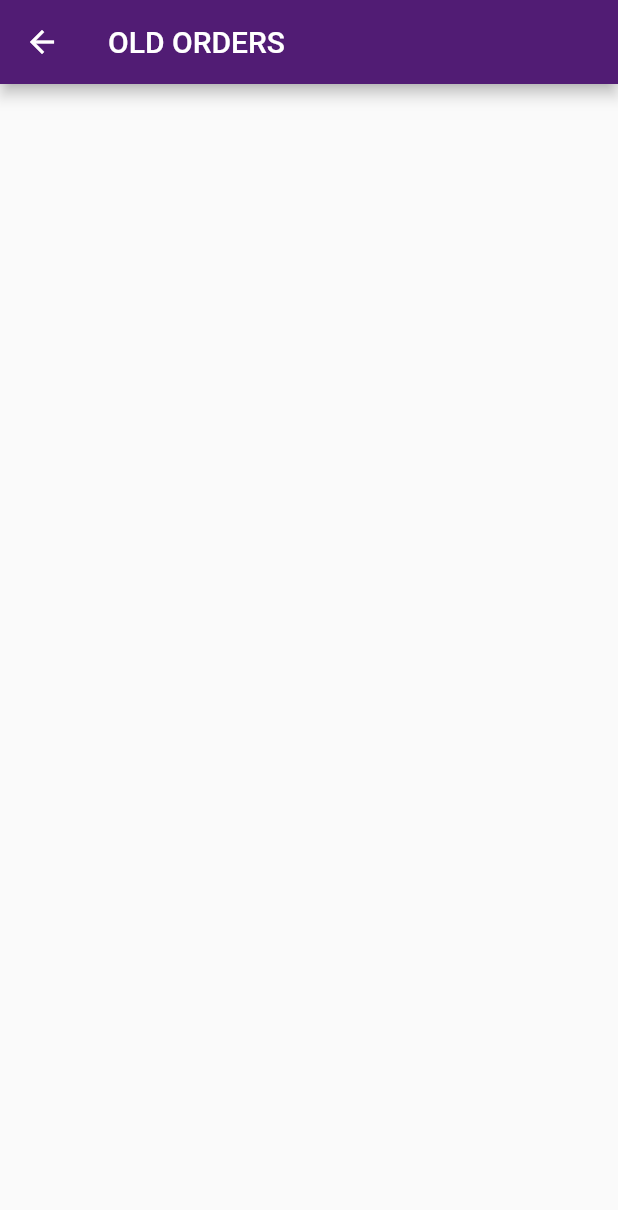
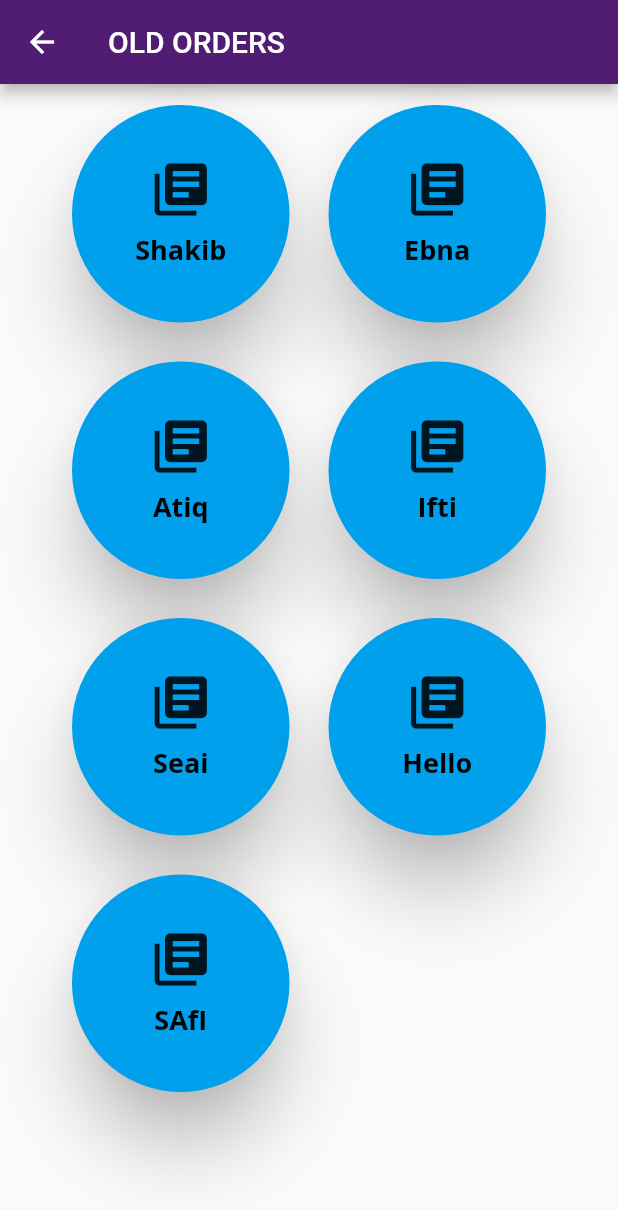
Before and after one commit to Shakibea/nbt, a Flutter app: the POListScreen screen opened by its route, after a tap on "Old Order", on a phone screen of 412 x 824 dp. Shown: the top 1210 px of the screen. Run offline on Flutter 3.47's test engine with Material 2 defaults, Android fonts, the phone set to English and light mode, and no system bars; our stand-ins replace google_fonts.

Commit message:
new added

```diff
--- a/lib/providers/transactions.dart
+++ b/lib/providers/transactions.dart
@@ -7,7 +7,7 @@ class Transactions with ChangeNotifier {
     Transaction(
       id: '101',
       productName: 'Shakib',
-      partyName: 'SEAI',
+      partyName: 'Shakib',
       factoryName: 'Super Kid',
       address: 'address',
       quantity: '1.2 MT',
@@ -18,7 +18,7 @@ class Transactions with ChangeNotifier {
     Transaction(
       id: '102',
       productName: 'kib',
-      partyName: 'SAI',
+      partyName: 'Ebna',
       factoryName: 'Super',
       address: 'address 2',
       quantity: '1.5 MT',
@@ -29,7 +29,7 @@ class Transactions with ChangeNotifier {
     Transaction(
       id: '103',
       productName: 'kib',
-      partyName: 'SAI',
+      partyName: 'Atiq',
       factoryName: 'Super',
       address: 'address 2',
       quantity: '1.5 MT',
@@ -40,7 +40,7 @@ class Transactions with ChangeNotifier {
     Transaction(
       id: '104',
       productName: 'kib',
-      partyName: 'SAI',
+      partyName: 'Ifti',
       factoryName: 'Super',
       address: 'address 2',
       quantity: '1.5 MT',
@@ -51,7 +51,7 @@ class Transactions with ChangeNotifier {
     Transaction(
       id: '105',
       productName: 'kib',
-      partyName: 'SAI',
+      partyName: 'Seai',
       factoryName: 'Super',
       address: 'address 2',
       quantity: '1.5 MT',
@@ -62,7 +62,7 @@ class Transactions with ChangeNotifier {
     Transaction(
       id: '105',
       productName: 'kib',
-      partyName: 'SAI',
+      partyName: 'Hello',
       factoryName: 'Super',
       address: 'address 2',
       quantity: '1.5 MT',
@@ -73,7 +73,7 @@ class Transactions with ChangeNotifier {
     Transaction(
       id: '105',
       productName: 'kib',
-      partyName: 'SAI',
+      partyName: 'SAfI',
       factoryName: 'Super',
       address: 'address 2',
       quantity: '1.5 MT',
--- a/lib/screens/old_orders_screen.dart
+++ b/lib/screens/old_orders_screen.dart
@@ -1,5 +1,8 @@
 import 'package:flutter/material.dart';
+import 'package:provider/provider.dart';
+import 'package:google_fonts/google_fonts.dart';
 
+import '../providers/transactions.dart';
 import '../widgets/app_bar_functions.dart';
 
 class OldOrdersScreen extends StatelessWidget {
@@ -9,8 +12,94 @@ class OldOrdersScreen extends StatelessWidget {
 
   @override
   Widget build(BuildContext context) {
+    final orders = Provider.of<Transactions>(context);
     return Scaffold(
       appBar: appBarForNewOrder('OLD ORDERS'),
+      body: GridView.count(
+          childAspectRatio: 1.0,
+          padding: const EdgeInsets.symmetric(vertical: 10, horizontal: 44),
+          crossAxisCount: 2,
+          crossAxisSpacing: 18,
+          mainAxisSpacing: 18,
+          children: orders.transactions.map((item) {
+            return Card(
+              elevation: 20,
+              //todo
+              color: const Color(0xff00A0EC),
+              shape: RoundedRectangleBorder(
+                borderRadius: BorderRadius.circular(90),
+              ),
+              child: InkWell(
+                onTap: () {
+                  if (item.partyName == 'New Orders') {
+                    //todo
+                    // Navigator.pushNamed(
+                    //   context,
+                    //   POListScreen.routeName,
+                    // );
+                  }
+                  if (item.partyName == 'Accounts') {
+                    //todo
+                    // Navigator.pushNamed(
+                    //   context,
+                    //   NewOrdersScreen.routeName,
+                    // );
+                  }
+                },
+                child: Container(
+                  // decoration: BoxDecoration(
+                  //     color: Color(color),
+                  //     borderRadius: BorderRadius.circular(50)),
+                  child: Column(
+                    mainAxisAlignment: MainAxisAlignment.center,
+                    children: <Widget>[
+                      const Icon(
+                        Icons.library_books,
+                        size: 42,
+                      ),
+                      const SizedBox(
+                        height: 7,
+                      ),
+                      Text(
+                        item.partyName,
+                        style: GoogleFonts.openSans(
+                            textStyle: const TextStyle(
+                                color: Colors.black,
+                                fontSize: 18,
+                                fontWeight: FontWeight.w700)),
+                      ),
+
+                      /*SUBTITLE WITH SIZE BOX*/
+                      // const SizedBox(
+                      //   height: 4,
+                      // ),
+                      // Text(
+                      //   item.subtitle,
+                      //   style: GoogleFonts.openSans(
+                      //       textStyle: const TextStyle(
+                      //           color: Colors.white38,
+                      //           fontSize: 10,
+                      //           fontWeight: FontWeight.w600)),
+                      // ),
+                      // const SizedBox(
+                      //   height: 7,
+                      // ),
+
+                      /*EVENT*/
+                      // Text(
+                      //   item.event,
+                      //   style: GoogleFonts.openSans(
+                      //       textStyle: const TextStyle(
+                      //           color: Colors.white70,
+                      //           fontSize: 11,
+                      //           fontWeight: FontWeight.w600)),
+                      // ),
+                    ],
+                  ),
+                ),
+              ),
+            );
+          }).toList()),
     );
   }
 }
--- a/lib/widgets/new_transaction.dart
+++ b/lib/widgets/new_transaction.dart
@@ -73,8 +73,8 @@ class _NewTransactionState extends State<NewTransaction> {
           crossAxisAlignment: CrossAxisAlignment.center,
           children: [
             InputTextField(
-                textTitle: 'Title',
-                textAmount: 'Amount',
+                textTitle: 'Party Name',
+                textAmount: 'Factory Name',
                 titleController: _titleText,
                 amountController: _amountText,
                 handler: _submitData),
@@ -100,7 +100,7 @@ class _NewTransactionState extends State<NewTransaction> {
                 onPressed: _submitData,
                 style: ElevatedButton.styleFrom(
                     primary: Theme.of(context).primaryColor),
-                child: const Text('Add Expense'),
+                child: const Text('Add Order'),
               ),
             )
           ],
--- a/lib/widgets/po_list_item.dart
+++ b/lib/widgets/po_list_item.dart
@@ -1,3 +1,5 @@
+import 'dart:math';
+
 import 'package:flutter/material.dart';
 import 'package:google_fonts/google_fonts.dart';
 import 'package:provider/provider.dart';
@@ -5,16 +7,29 @@ import 'package:intl/intl.dart';
 
 import '../providers/transaction.dart';
 
-class POListItem extends StatelessWidget {
+class POListItem extends StatefulWidget {
   const POListItem({Key? key}) : super(key: key);
 
+  @override
+  State<POListItem> createState() => _POListItemState();
+}
+
+class _POListItemState extends State<POListItem> {
+  var _expanded = false;
   @override
   Widget build(BuildContext context) {
     final product = Provider.of<Transaction>(context, listen: false);
     return Card(
         elevation: 6,
         margin: const EdgeInsets.symmetric(vertical: 8, horizontal: 5),
-      child: ListTile(
+        child: Column(
+          children: [
+            ListTile(
+              onTap: () {
+                setState(() {
+                  _expanded = !_expanded;
+                });
+              },
               leading: CircleAvatar(
                   backgroundColor: product.getColor,
                   child: Padding(
@@ -38,14 +53,44 @@ class POListItem extends StatelessWidget {
                 // style: Theme.of(context).textTheme.headline6,
               ),
               subtitle: Text('${product.partyName} (${product.factoryName})'),
-        trailing: Text(
+              trailing:
+                  // Row(
+                  //   children: [
+                  //     Text(
+                  //       product.getStatus,
+                  //       style: TextStyle(
+                  //           color: product.getColor,
+                  //           fontSize: 16,
+                  //           fontWeight: FontWeight.bold),
+                  //     ),
+                  Icon(_expanded ? Icons.expand_less : Icons.expand_more),
+              //   ],
+              // ),
+            ),
+            if (_expanded)
+              Container(
+                // height: min(product.date.length * 20 + 15, 100),
+                height: 40,
+                // width: 250,
+                padding:
+                    const EdgeInsets.symmetric(horizontal: 15, vertical: 4),
+                child: ListView(children: [
+                  Row(
+                    mainAxisAlignment: MainAxisAlignment.spaceBetween,
+                    children: [
+                      Text(DateFormat().format(product.date)),
+                      Text(
                         product.getStatus,
                         style: TextStyle(
                             color: product.getColor,
                             fontSize: 16,
                             fontWeight: FontWeight.bold),
                       ),
+                    ],
                   ),
-    );
+                ]),
+              )
+          ],
+        ));
   }
 }
```
Lines whose indentation alone changed are shown as unchanged.
